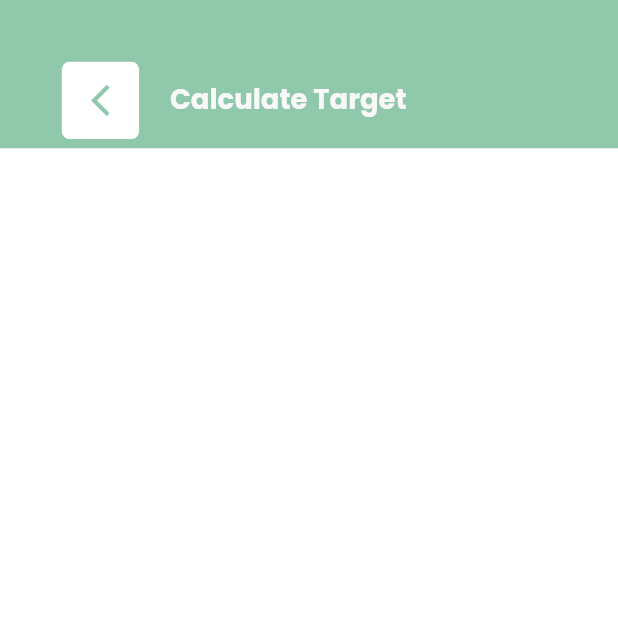
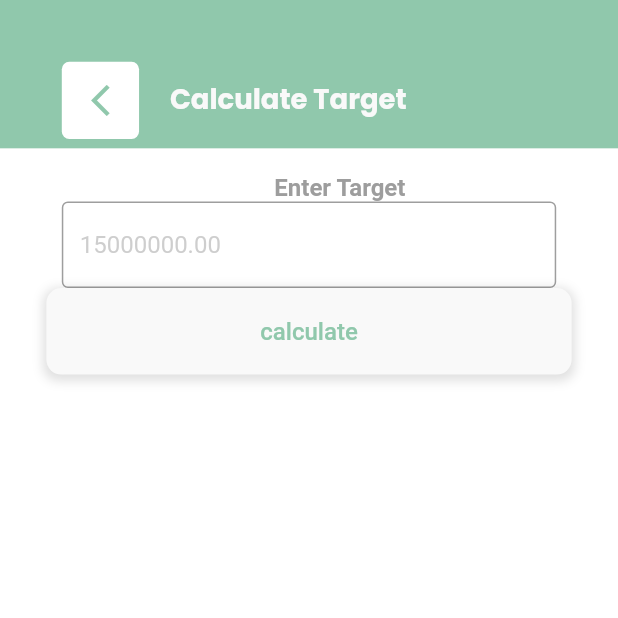
Before and after one commit to dafageraldine/recordinvest, a Flutter app: the CalculateTarget screen opened directly, on a phone screen of 412 x 824 dp, the top half of it. Run offline on Flutter 3.47's test engine with Material 2 defaults, Android fonts, the phone set to English and light mode, and no system bars; our stand-ins replace camera, dropdown_search, flutter_screenutil, get, google_fonts, lottie and 5 more; accounts and stored records are empty.

Commit message:
progress calculate target

```diff
--- a/lib/screens/submenu/calculatetarget.dart
+++ b/lib/screens/submenu/calculatetarget.dart
@@ -1,6 +1,8 @@
 import 'package:flutter/material.dart';
+import 'package:flutter_screenutil/flutter_screenutil.dart';
 import 'package:get/get.dart';
 import 'package:recordinvest/components/app_bar_with_back_button.dart';
+import 'package:recordinvest/components/processbutton.dart';
 
 class CalculateTarget extends StatelessWidget {
   // const CalculateTarget({super.key});
@@ -17,7 +19,35 @@ class CalculateTarget extends StatelessWidget {
             onTap: () {
               Get.back();
             },
-          )
+          ),
+          Padding(
+            padding: EdgeInsets.only(top: 0.02.sh, left: 0.1.sw),
+            child: const Text(
+              "Enter Target",
+              style: TextStyle(
+                fontWeight: FontWeight.w600,
+                color: Color.fromRGBO(157, 157, 157, 1),
+                fontSize: 16,
+              ),
+            ),
+          ),
+          SizedBox(
+            width: 0.8.sw,
+            height: 0.07.sh,
+            child: TextFormField(
+                // controller:
+                // _stockAnalysisController.values.value,
+                // obscureText: true,
+                decoration: const InputDecoration(
+                    border: OutlineInputBorder(),
+                    hintStyle: TextStyle(
+                      fontWeight: FontWeight.w400,
+                      color: Color.fromRGBO(157, 157, 157, 0.5),
+                      fontSize: 16,
+                    ),
+                    hintText: "15000000.00")),
+          ),
+          ProcessButton(title: "calculate")
         ],
       )),
     );
```
